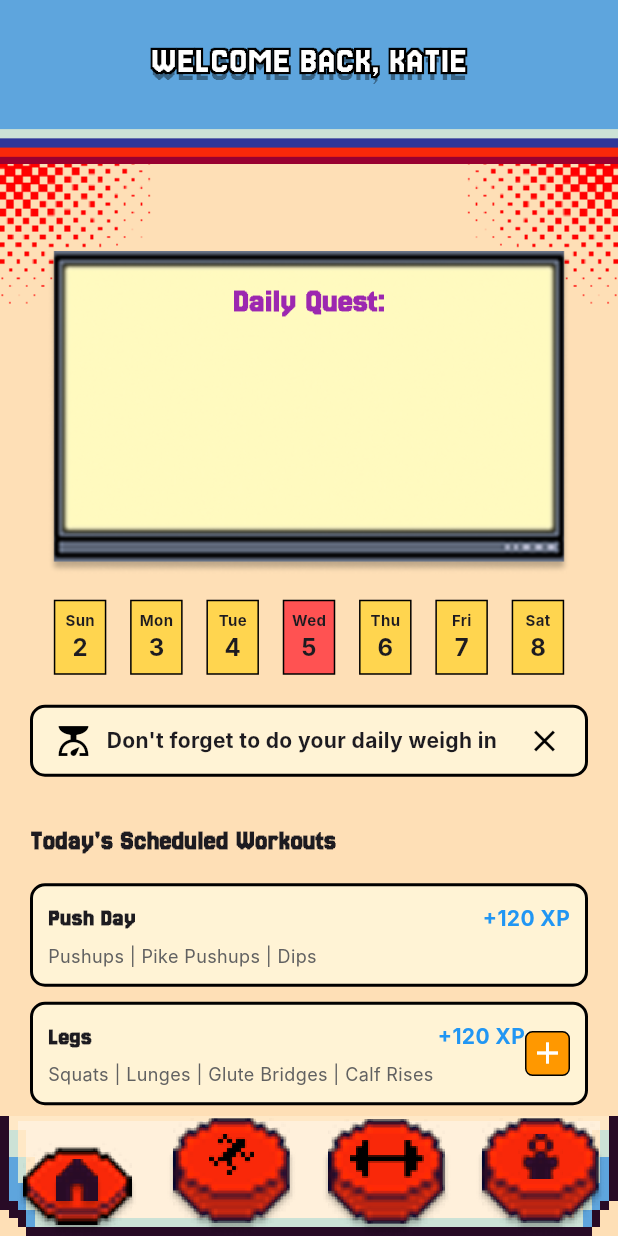
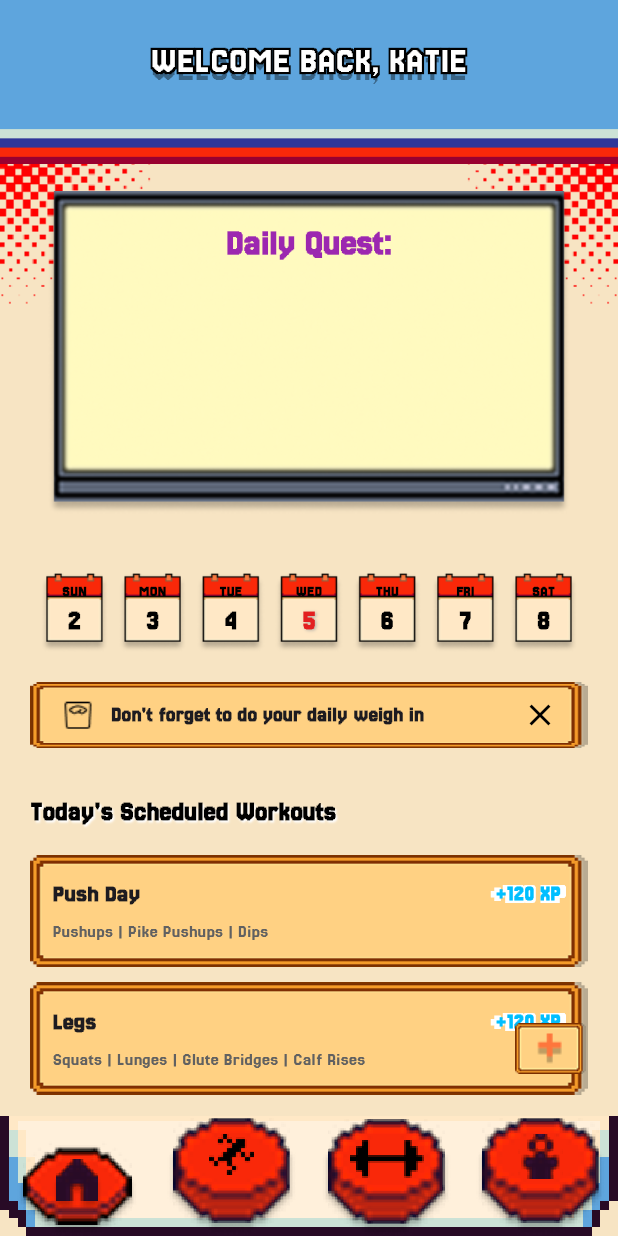
Before and after one commit to EdbertEL/MobileApp_GymSaga, a Flutter app: the screen it shows after launch, on a phone screen of 412 x 824 dp. Run offline on Flutter 3.47's test engine with Material 3 defaults, Android fonts, the phone set to English and light mode, and no system bars; our stand-ins replace loading_indicator; Roboto replaces fonts that are missing (Inter).

Commit message:
homepage

```diff
--- a/gymsaga/lib/homepage.dart
+++ b/gymsaga/lib/homepage.dart
@@ -3,6 +3,7 @@ import 'navbar.dart';
 import 'steps.dart';
 import 'profile.dart';
 import 'workout.dart';
+import 'create_workout.dart';
 
 class HomePage extends StatelessWidget {
   const HomePage({Key? key}) : super(key: key);
@@ -10,11 +11,11 @@ class HomePage extends StatelessWidget {
   @override
   Widget build(BuildContext context) {
     return Scaffold(
-      backgroundColor: const Color(0xFFFEDFB6),
+      backgroundColor: const Color(0xFFF7E4C3), // Diubah agar sama dengan halaman profile
       body: SafeArea(
         child: Stack(
           children: [
-            // Decor overlay right under header
+            // Decor overlay right under header (dipindahkan ke belakang header)
             Positioned(
               top: 80, // adjust based on height of header.png
               left: 0,
@@ -82,11 +83,11 @@ class HomePage extends StatelessWidget {
             SingleChildScrollView(
               child: Column(
                 children: [
-                  const SizedBox(height: 160), // make space for background
+                  const SizedBox(height: 100), // mempertahankan spasi konten utama seperti kode awal
 
                   // Daily Quest section with frame
                   Padding(
-                    padding: const EdgeInsets.symmetric(horizontal: 20),
+                    padding: const EdgeInsets.symmetric(horizontal: 20, vertical: 20),
                     child: Stack(
                       alignment: Alignment.center,
                       children: [
@@ -99,9 +100,9 @@ class HomePage extends StatelessWidget {
                           child: Text(
                             'Daily Quest:',
                             style: TextStyle(
-                              fontSize: 22,
+                              fontSize: 24,
                               fontWeight: FontWeight.bold,
-                              color: Colors.purple,
+                              color: Color(0xFF9C27B0),
                               fontFamily: 'Jersey25',
                             ),
                           ),
@@ -130,25 +131,30 @@ class HomePage extends StatelessWidget {
                   // Reminder box
                   Container(
                     margin: const EdgeInsets.symmetric(horizontal: 20, vertical: 10),
-                    padding: const EdgeInsets.symmetric(horizontal: 15, vertical: 10),
                     decoration: BoxDecoration(
-                      color: const Color(0xFFFFF3D5),
-                      borderRadius: BorderRadius.circular(10),
-                      border: Border.all(color: Colors.black, width: 2),
+                      image: DecorationImage(
+                        image: AssetImage('assets/widgets/background/frame.png'),
+                        fit: BoxFit.fill,
                       ),
+                    ),
+                    padding: const EdgeInsets.symmetric(horizontal: 20, vertical: 10),
                     child: Row(
-                      children: const [
-                        Icon(Icons.scale, color: Colors.black),
-                        SizedBox(width: 10),
-                        Text(
+                      children: [
+                        Image.asset(
+                          'assets/widgets/icons/weight.png',
+                          width: 24,
+                          height: 24,
+                        ),
+                        const SizedBox(width: 10),
+                        const Text(
                           "Don't forget to do your daily weigh in",
                           style: TextStyle(
                             fontWeight: FontWeight.bold,
-                            fontFamily: 'Inter',
+                            fontFamily: 'Jersey25',
                           ),
                         ),
-                        Spacer(),
-                        Icon(Icons.close, color: Colors.black),
+                        const Spacer(),
+                        const Icon(Icons.close, color: Colors.black),
                       ],
                     ),
                   ),
@@ -164,6 +170,14 @@ class HomePage extends StatelessWidget {
                           fontSize: 18,
                           fontWeight: FontWeight.bold,
                           fontFamily: 'Jersey25',
+                          color: Colors.black,
+                          shadows: [
+                            Shadow(
+                              offset: Offset(1, 1),
+                              blurRadius: 1,
+                              color: Colors.white,
+                            ),
+                          ],
                         ),
                       ),
                     ),
@@ -171,19 +185,39 @@ class HomePage extends StatelessWidget {
 
                   // Workout cards
                   _buildWorkoutCard(
+                    context: context,
                     title: "Push Day",
                     xp: "+120 XP",
                     exercises: "Pushups | Pike Pushups | Dips",
                   ),
                   _buildWorkoutCard(
+                    context: context,
                     title: "Legs",
                     xp: "+120 XP",
                     exercises: "Squats | Lunges | Glute Bridges | Calf Rises",
-                    showAddButton: true,
                   ),
 
                   const SizedBox(height: 80), // Extra space for navbar
                 ],
+              ),
+            ),
+
+            // Button create_workout di posisi fix kanan bawah (di atas navbar)
+            Positioned(
+              right: 20,
+              bottom: 20, // posisi di atas navbar
+              child: GestureDetector(
+                onTap: () {
+                  Navigator.push(
+                    context,
+                    MaterialPageRoute(builder: (context) => CreateWorkout()),
+                  );
+                },
+                child: Image.asset(
+                  'assets/widgets/buttons/create_workout.png',
+                  width: 50,
+                  height: 50,
+                ),
               ),
             ),
           ],
@@ -195,29 +229,40 @@ class HomePage extends StatelessWidget {
 
   Widget _buildDayBox(String day, String number, bool isSelected) {
     return Container(
-      width: 35,
-      height: 50,
+      width: 45,
+      height: 55,
       decoration: BoxDecoration(
-        color: isSelected ? const Color(0xFFFF5252) : const Color(0xFFFFD54F),
-        border: Border.all(color: Colors.black, width: 1),
+        image: DecorationImage(
+          image: AssetImage('assets/widgets/icons/date.png'),
+          fit: BoxFit.fill,
+        ),
       ),
       child: Column(
         mainAxisAlignment: MainAxisAlignment.center,
         children: [
           Text(
-            day,
+            day.toUpperCase(),
             style: const TextStyle(
               fontSize: 10,
               fontWeight: FontWeight.bold,
-              fontFamily: 'Inter',
+              fontFamily: 'Jersey25',
+              color: Colors.black,
             )
           ),
           Text(
             number,
-            style: const TextStyle(
-              fontSize: 16,
+            style: TextStyle(
+              fontSize: 18,
               fontWeight: FontWeight.bold,
-              fontFamily: 'Inter',
+              fontFamily: 'Jersey25',
+              color: isSelected ? const Color(0xFFE32020) : Colors.black,
+              shadows: isSelected ? [
+                Shadow(
+                  offset: Offset(1, 1),
+                  blurRadius: 2,
+                  color: Colors.grey.withOpacity(0.7),
+                ),
+              ] : [],
             )
           ),
         ],
@@ -226,6 +271,7 @@ class HomePage extends StatelessWidget {
   }
 
   Widget _buildWorkoutCard({
+    required BuildContext context,
     required String title,
     required String xp,
     required String exercises,
@@ -233,13 +279,16 @@ class HomePage extends StatelessWidget {
   }) {
     return Container(
       margin: const EdgeInsets.symmetric(horizontal: 20, vertical: 5),
-      decoration: BoxDecoration(
-        color: const Color(0xFFFFF3D5),
-        borderRadius: BorderRadius.circular(10),
-        border: Border.all(color: Colors.black, width: 2),
+      decoration: const BoxDecoration(
+        image: DecorationImage(
+          image: AssetImage('assets/widgets/background/frame.png'),
+          fit: BoxFit.fill,
         ),
-      child: Padding(
-        padding: const EdgeInsets.all(10),
+      ),
+      child: Stack(
+        children: [
+          Padding(
+            padding: const EdgeInsets.symmetric(vertical: 15, horizontal: 15),
             child: Row(
               children: [
                 Expanded(
@@ -257,13 +306,33 @@ class HomePage extends StatelessWidget {
                               fontFamily: 'Jersey25',
                             ),
                           ),
+                          // XP text with white outline
+                          Stack(
+                            alignment: Alignment.center,
+                            children: [
+                              // White outline for XP text
+                              Text(
+                                xp,
+                                style: TextStyle(
+                                  fontSize: 16,
+                                  fontFamily: 'Jersey25',
+                                  fontWeight: FontWeight.bold,
+                                  foreground: Paint()
+                                    ..style = PaintingStyle.stroke
+                                    ..strokeWidth = 2
+                                    ..color = Colors.white,
+                                ),
+                              ),
+                              // Blue fill for XP text
                               Text(
                                 xp,
                                 style: const TextStyle(
-                          color: Colors.blue,
+                                  color: Color(0xFF00BFFF),
                                   fontWeight: FontWeight.bold,
-                          fontFamily: 'Inter',
+                                  fontFamily: 'Jersey25',
                                 ),
+                              ),
+                            ],
                           ),
                         ],
                       ),
@@ -273,25 +342,34 @@ class HomePage extends StatelessWidget {
                         style: TextStyle(
                           fontSize: 12,
                           color: Colors.grey[700],
-                      fontFamily: 'Inter',
+                          fontFamily: 'Jersey25',
+                        ),
+                      ),
+                    ],
                   ),
                 ),
               ],
             ),
           ),
           if (showAddButton)
-              Container(
+            Positioned(
+              right: 15,
+              bottom: 15,
+              child: GestureDetector(
+                onTap: () {
+                  Navigator.push(
+                    context,
+                    MaterialPageRoute(builder: (context) => CreateWorkout()),
+                  );
+                },
+                child: Image.asset(
+                  'assets/widgets/buttons/create_workout.png',
                   width: 30,
                   height: 30,
-                decoration: BoxDecoration(
-                  color: const Color(0xFFFF9800),
-                  borderRadius: BorderRadius.circular(5),
-                  border: Border.all(color: Colors.black),
                 ),
-                child: const Icon(Icons.add, color: Colors.white),
+              ),
             ),
         ],
-        ),
       ),
     );
   }
```
Also changed, not shown: gymsaga/lib/create_workout.dart (added, +327 -0 lines). Lines whose indentation alone changed are shown as unchanged.
